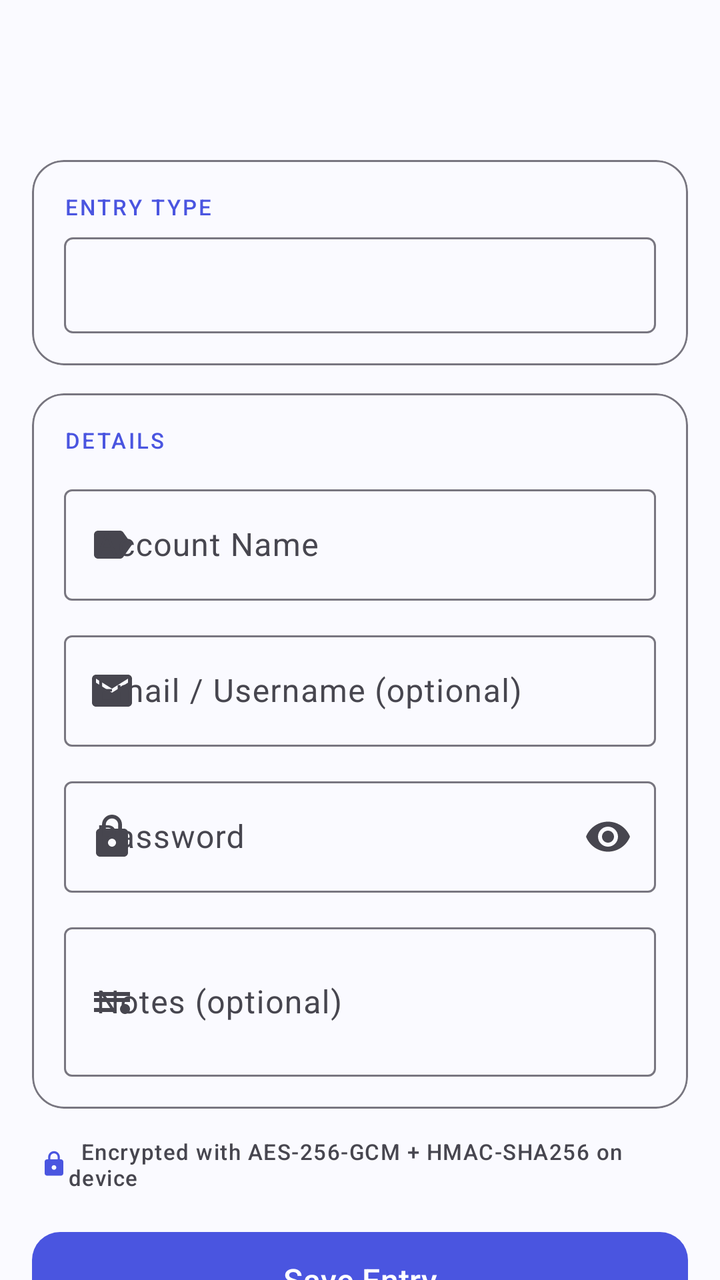
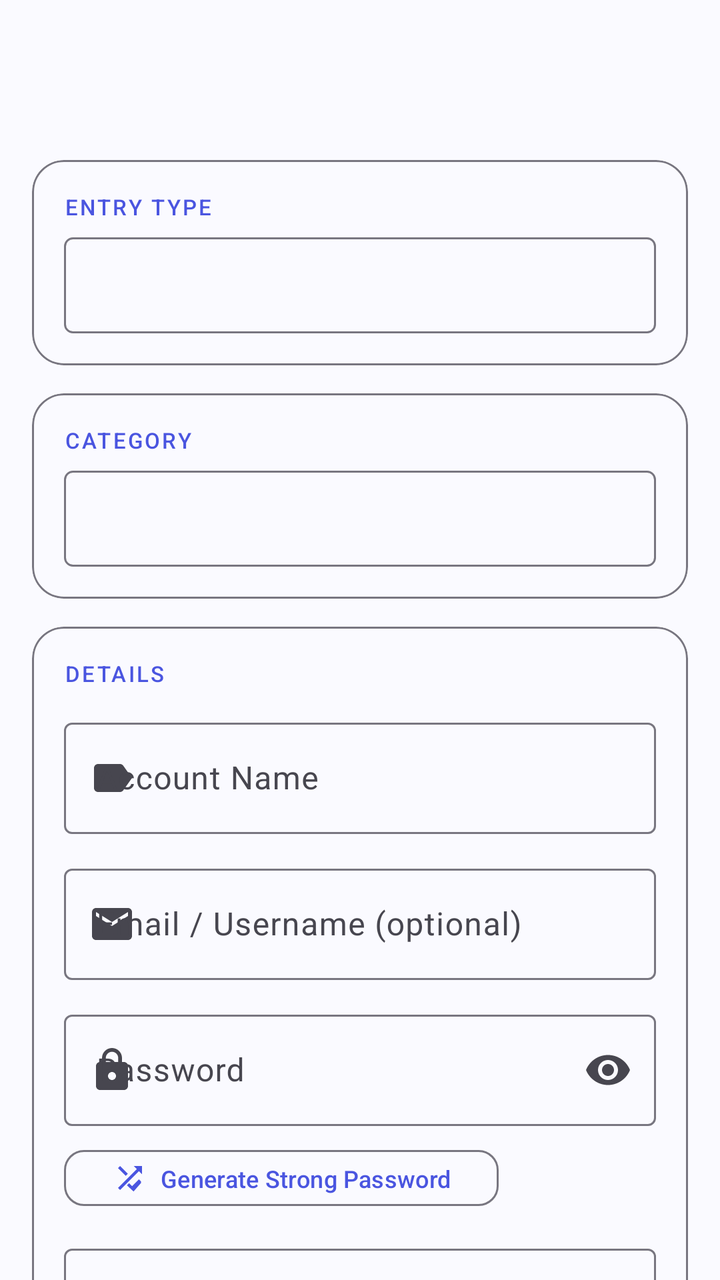

The first picture is an Android layout as it rendered before a commit; the second is the same layout after the commit. The layout source and the unified diff follow.
<!-- AndroidManifest.xml: application theme Theme.SecureVault -->
<!-- res/layout/activity_add_edit.xml -->
<?xml version="1.0" encoding="utf-8"?>
<androidx.coordinatorlayout.widget.CoordinatorLayout xmlns:android="http://schemas.android.com/apk/res/android"
    xmlns:app="http://schemas.android.com/apk/res-auto"
    android:layout_width="match_parent" android:layout_height="match_parent"
    android:background="?attr/colorSurface">

    <com.google.android.material.appbar.AppBarLayout android:layout_width="match_parent" android:layout_height="wrap_content">
        <com.google.android.material.appbar.MaterialToolbar android:id="@+id/toolbar"
            android:layout_width="match_parent" android:layout_height="?attr/actionBarSize"/>
    </com.google.android.material.appbar.AppBarLayout>

    <androidx.core.widget.NestedScrollView android:layout_width="match_parent" android:layout_height="match_parent"
        app:layout_behavior="@string/appbar_scrolling_view_behavior">
        <LinearLayout android:layout_width="match_parent" android:layout_height="wrap_content"
            android:orientation="vertical" android:paddingHorizontal="16dp"
            android:paddingTop="16dp" android:paddingBottom="32dp">

            
            <com.google.android.material.card.MaterialCardView android:layout_width="match_parent"
                android:layout_height="wrap_content" android:layout_marginBottom="14dp"
                app:cardCornerRadius="16dp" app:cardElevation="0dp"
                app:strokeWidth="1dp" app:strokeColor="?attr/colorOutline">
                <LinearLayout android:layout_width="match_parent" android:layout_height="wrap_content"
                    android:orientation="vertical" android:padding="16dp">
                    <TextView android:layout_width="wrap_content" android:layout_height="wrap_content"
                        android:text="ENTRY TYPE" android:textAppearance="@style/TextAppearance.Material3.LabelSmall"
                        android:textColor="?attr/colorPrimary" android:letterSpacing="0.1" android:layout_marginBottom="8dp"/>
                    <Spinner android:id="@+id/spinnerType" android:layout_width="match_parent"
                        android:layout_height="48dp" android:background="@drawable/bg_spinner"/>
                </LinearLayout>
            </com.google.android.material.card.MaterialCardView>

            
            <com.google.android.material.card.MaterialCardView android:layout_width="match_parent"
                android:layout_height="wrap_content" android:layout_marginBottom="14dp"
                app:cardCornerRadius="16dp" app:cardElevation="0dp"
                app:strokeWidth="1dp" app:strokeColor="?attr/colorOutline">
                <LinearLayout android:layout_width="match_parent" android:layout_height="wrap_content"
                    android:orientation="vertical" android:padding="16dp">

                    <TextView android:layout_width="wrap_content" android:layout_height="wrap_content"
                        android:text="DETAILS" android:textAppearance="@style/TextAppearance.Material3.LabelSmall"
                        android:textColor="?attr/colorPrimary" android:letterSpacing="0.1" android:layout_marginBottom="12dp"/>

                    <com.google.android.material.textfield.TextInputLayout android:id="@+id/tilName"
                        style="@style/Widget.Material3.TextInputLayout.OutlinedBox"
                        android:layout_width="match_parent" android:layout_height="wrap_content"
                        android:hint="Account Name" android:layout_marginBottom="12dp"
                        app:startIconDrawable="@drawable/ic_label">
                        <com.google.android.material.textfield.TextInputEditText android:id="@+id/etName"
                            android:layout_width="match_parent" android:layout_height="wrap_content"
                            android:inputType="text" android:imeOptions="actionNext"/>
                    </com.google.android.material.textfield.TextInputLayout>

                    <com.google.android.material.textfield.TextInputLayout android:id="@+id/tilEmailUsername"
                        style="@style/Widget.Material3.TextInputLayout.OutlinedBox"
                        android:layout_width="match_parent" android:layout_height="wrap_content"
                        android:hint="Email / Username (optional)" android:layout_marginBottom="12dp"
                        app:startIconDrawable="@drawable/ic_email">
                        <com.google.android.material.textfield.TextInputEditText android:id="@+id/etEmailUsername"
                            android:layout_width="match_parent" android:layout_height="wrap_content"
                            android:inputType="textEmailAddress" android:imeOptions="actionNext"/>
                    </com.google.android.material.textfield.TextInputLayout>

                    <com.google.android.material.textfield.TextInputLayout android:id="@+id/tilPassword"
                        style="@style/Widget.Material3.TextInputLayout.OutlinedBox"
                        android:layout_width="match_parent" android:layout_height="wrap_content"
                        android:hint="Password" android:layout_marginBottom="12dp"
                        app:startIconDrawable="@drawable/ic_lock" app:endIconMode="password_toggle">
                        <com.google.android.material.textfield.TextInputEditText android:id="@+id/etPassword"
                            android:importantForAutofill="no"
                            android:layout_width="match_parent" android:layout_height="wrap_content"
                            android:inputType="textPassword" android:imeOptions="actionNext"/>
                    </com.google.android.material.textfield.TextInputLayout>

                    <com.google.android.material.textfield.TextInputLayout android:id="@+id/tilToken"
                        style="@style/Widget.Material3.TextInputLayout.OutlinedBox"
                        android:layout_width="match_parent" android:layout_height="wrap_content"
                        android:hint="API Token / Secret Key" android:layout_marginBottom="12dp"
                        android:visibility="gone" app:startIconDrawable="@drawable/ic_key"
                        app:endIconMode="password_toggle">
                        <com.google.android.material.textfield.TextInputEditText android:id="@+id/etToken"
                            android:importantForAutofill="no"
                            android:layout_width="match_parent" android:layout_height="wrap_content"
                            android:inputType="textPassword" android:imeOptions="actionNext"/>
                    </com.google.android.material.textfield.TextInputLayout>

                    <com.google.android.material.textfield.TextInputLayout android:id="@+id/tilNotes"
                        style="@style/Widget.Material3.TextInputLayout.OutlinedBox"
                        android:layout_width="match_parent" android:layout_height="wrap_content"
                        android:hint="Notes (optional)" app:startIconDrawable="@drawable/ic_notes">
                        <com.google.android.material.textfield.TextInputEditText android:id="@+id/etNotes"
                            android:layout_width="match_parent" android:layout_height="wrap_content"
                            android:inputType="textMultiLine" android:minLines="2" android:maxLines="4"/>
                    </com.google.android.material.textfield.TextInputLayout>
                </LinearLayout>
            </com.google.android.material.card.MaterialCardView>

            
            <LinearLayout android:layout_width="match_parent" android:layout_height="wrap_content"
                android:orientation="horizontal" android:gravity="center_vertical"
                android:paddingHorizontal="4dp" android:layout_marginBottom="16dp">
                <ImageView android:layout_width="14dp" android:layout_height="14dp"
                    android:src="@drawable/ic_lock" android:tint="?attr/colorPrimary"/>
                <TextView android:layout_width="wrap_content" android:layout_height="wrap_content"
                    android:text="  Encrypted with AES-256-GCM + HMAC-SHA256 on device"
                    android:textAppearance="@style/TextAppearance.Material3.LabelSmall"
                    android:textColor="?attr/colorOnSurfaceVariant"/>
            </LinearLayout>

            <com.google.android.material.button.MaterialButton android:id="@+id/btnSave"
                android:layout_width="match_parent" android:layout_height="56dp"
                android:text="Save Entry" android:textSize="16sp" app:cornerRadius="14dp"/>

            <ProgressBar android:id="@+id/progressBar" android:layout_width="36dp"
                android:layout_height="36dp" android:layout_gravity="center"
                android:layout_marginTop="12dp" android:visibility="gone"/>
        </LinearLayout>
    </androidx.core.widget.NestedScrollView>
</androidx.coordinatorlayout.widget.CoordinatorLayout>
<!-- resources referenced by this layout -->
<resources>
  <!-- drawable bg_spinner (drawable) -->
  <?xml version="1.0" encoding="utf-8"?>
  <shape xmlns:android="http://schemas.android.com/apk/res/android"
      android:shape="rectangle">
      <stroke android:width="1dp" android:color="#787680" />
      <corners android:radius="4dp" />
      <padding android:left="12dp" android:top="4dp" android:right="12dp" android:bottom="4dp" />
  </shape>
  <!-- drawable ic_email (drawable) -->
  <vector xmlns:android="http://schemas.android.com/apk/res/android"
      android:width="24dp"
      android:height="24dp"
      android:viewportWidth="24"
      android:viewportHeight="24">
    <path android:fillColor="#000000"
          android:pathData="M20,4H4C2.9,4 2.01,4.9 2.01,6L2,18C2,19.1 2.9,20 4,20H20C21.1,20 22,19.1 22,18V6C22,4.9 21.1,4 20,4ZM20,8L12,13 4,8V6L12,11 20,6V8Z"/>
  </vector>
  <!-- drawable ic_key (drawable) -->
  <vector xmlns:android="http://schemas.android.com/apk/res/android"
      android:width="24dp"
      android:height="24dp"
      android:viewportWidth="24"
      android:viewportHeight="24">
    <path
        android:fillColor="#000000"
        android:pathData="M12.65,10C11.83,7.67 9.61,6 7,6c-3.31,0 -6,2.69 -6,6s2.69,6 6,6c2.61,0 4.83,-1.67 5.65,-4H17v4h4v-4h2v-4H12.65zM7,14c-1.1,0 -2,-0.9 -2,-2s0.9,-2 2,-2 2,0.9 2,2 -0.9,2 -2,2z"/>
  </vector>
  <!-- drawable ic_label (drawable) -->
  <vector xmlns:android="http://schemas.android.com/apk/res/android"
      android:width="24dp"
      android:height="24dp"
      android:viewportWidth="24"
      android:viewportHeight="24">
    <path android:fillColor="#000000"
          android:pathData="M17.63,5.84C17.27,5.33 16.67,5 16,5L5,5.01C3.9,5.01 3,5.9 3,7L3,17c0,1.1 0.9,1.99 2,1.99L16,19c0.67,0 1.27,-0.33 1.63,-0.84L22,12L17.63,5.84Z"/>
  </vector>
  <!-- drawable ic_notes (drawable) -->
  <vector xmlns:android="http://schemas.android.com/apk/res/android"
      android:width="24dp" android:height="24dp"
      android:viewportWidth="24" android:viewportHeight="24">
    <path android:fillColor="#000000"
          android:pathData="M21,15.5C21,16.88 19.88,18 18.5,18C17.12,18 16,16.88 16,15.5C16,14.12 17.12,13 18.5,13C19.88,13 21,14.12 21,15.5ZM3,17H14V15H3V17ZM21,10H3V12H21V10ZM3,7V9H21V7H3Z"/>
  </vector>
  <color name="md_primary">#4A55E0</color>
  <color name="md_on_primary">#FFFFFF</color>
  <color name="md_primary_container">#E1E1FF</color>
  <color name="md_on_primary_container">#00006E</color>
  <color name="md_surface">#FAFAFF</color>
  <color name="md_on_surface">#1B1B1F</color>
  <color name="md_surface_variant">#E4E1EC</color>
  <color name="md_on_surface_variant">#47464F</color>
  <color name="md_outline">#787680</color>
  <!-- unchanged entries left out for length: 2 -->
</resources>

<!-- the commit's change to res/layout/activity_add_edit.xml (unified diff, before → after) -->
@@ -37,6 +37,21 @@
                 app:strokeWidth="1dp" app:strokeColor="?attr/colorOutline">
                 <LinearLayout android:layout_width="match_parent" android:layout_height="wrap_content"
                     android:orientation="vertical" android:padding="16dp">
+                    <TextView android:layout_width="wrap_content" android:layout_height="wrap_content"
+                        android:text="CATEGORY" android:textAppearance="@style/TextAppearance.Material3.LabelSmall"
+                        android:textColor="?attr/colorPrimary" android:letterSpacing="0.1" android:layout_marginBottom="8dp"/>
+                    <Spinner android:id="@+id/spinnerCategory" android:layout_width="match_parent"
+                        android:layout_height="48dp" android:background="@drawable/bg_spinner"/>
+                </LinearLayout>
+            </com.google.android.material.card.MaterialCardView>
+
+            
+            <com.google.android.material.card.MaterialCardView android:layout_width="match_parent"
+                android:layout_height="wrap_content" android:layout_marginBottom="14dp"
+                app:cardCornerRadius="16dp" app:cardElevation="0dp"
+                app:strokeWidth="1dp" app:strokeColor="?attr/colorOutline">
+                <LinearLayout android:layout_width="match_parent" android:layout_height="wrap_content"
+                    android:orientation="vertical" android:padding="16dp">
 
                     <TextView android:layout_width="wrap_content" android:layout_height="wrap_content"
                         android:text="DETAILS" android:textAppearance="@style/TextAppearance.Material3.LabelSmall"
@@ -65,13 +80,26 @@
                     <com.google.android.material.textfield.TextInputLayout android:id="@+id/tilPassword"
                         style="@style/Widget.Material3.TextInputLayout.OutlinedBox"
                         android:layout_width="match_parent" android:layout_height="wrap_content"
-                        android:hint="Password" android:layout_marginBottom="12dp"
+                        android:hint="Password" android:layout_marginBottom="8dp"
                         app:startIconDrawable="@drawable/ic_lock" app:endIconMode="password_toggle">
                         <com.google.android.material.textfield.TextInputEditText android:id="@+id/etPassword"
                             android:importantForAutofill="no"
                             android:layout_width="match_parent" android:layout_height="wrap_content"
                             android:inputType="textPassword" android:imeOptions="actionNext"/>
                     </com.google.android.material.textfield.TextInputLayout>
+
+                    
+                    <com.google.android.material.button.MaterialButton android:id="@+id/btnGeneratePassword"
+                        style="@style/Widget.Material3.Button.OutlinedButton"
+                        android:layout_width="wrap_content"
+                        android:layout_height="36dp"
+                        android:text="Generate Strong Password"
+                        android:textSize="12sp"
+                        android:layout_marginBottom="12dp"
+                        app:cornerRadius="10dp"
+                        app:icon="@drawable/ic_shuffle"
+                        app:iconGravity="start"
+                        app:iconPadding="6dp"/>
 
                     <com.google.android.material.textfield.TextInputLayout android:id="@+id/tilToken"
                         style="@style/Widget.Material3.TextInputLayout.OutlinedBox"
@@ -88,11 +116,37 @@
                     <com.google.android.material.textfield.TextInputLayout android:id="@+id/tilNotes"
                         style="@style/Widget.Material3.TextInputLayout.OutlinedBox"
                         android:layout_width="match_parent" android:layout_height="wrap_content"
-                        android:hint="Notes (optional)" app:startIconDrawable="@drawable/ic_notes">
+                        android:hint="Notes (encrypted)" app:startIconDrawable="@drawable/ic_notes">
                         <com.google.android.material.textfield.TextInputEditText android:id="@+id/etNotes"
                             android:layout_width="match_parent" android:layout_height="wrap_content"
                             android:inputType="textMultiLine" android:minLines="2" android:maxLines="4"/>
                     </com.google.android.material.textfield.TextInputLayout>
+                </LinearLayout>
+            </com.google.android.material.card.MaterialCardView>
+
+            
+            <com.google.android.material.card.MaterialCardView android:layout_width="match_parent"
+                android:layout_height="wrap_content" android:layout_marginBottom="14dp"
+                app:cardCornerRadius="16dp" app:cardElevation="0dp"
+                app:strokeWidth="1dp" app:strokeColor="?attr/colorOutline">
+                <LinearLayout android:layout_width="match_parent" android:layout_height="wrap_content"
+                    android:orientation="horizontal" android:padding="16dp" android:gravity="center_vertical">
+                    <ImageView android:layout_width="24dp" android:layout_height="24dp"
+                        android:src="@drawable/ic_star" android:tint="?attr/colorOnSurfaceVariant"
+                        android:layout_marginEnd="12dp"/>
+                    <LinearLayout android:layout_width="0dp" android:layout_height="wrap_content"
+                        android:layout_weight="1" android:orientation="vertical">
+                        <TextView android:layout_width="wrap_content" android:layout_height="wrap_content"
+                            android:text="Mark as Favorite"
+                            android:textAppearance="@style/TextAppearance.Material3.BodyLarge"
+                            android:textColor="?attr/colorOnSurface"/>
+                        <TextView android:layout_width="wrap_content" android:layout_height="wrap_content"
+                            android:text="Pinned to the top of your vault"
+                            android:textAppearance="@style/TextAppearance.Material3.BodySmall"
+                            android:textColor="?attr/colorOnSurfaceVariant"/>
+                    </LinearLayout>
+                    <com.google.android.material.switchmaterial.SwitchMaterial android:id="@+id/switchFavorite"
+                        android:layout_width="wrap_content" android:layout_height="wrap_content"/>
                 </LinearLayout>
             </com.google.android.material.card.MaterialCardView>
 
@@ -103,7 +157,7 @@
                 <ImageView android:layout_width="14dp" android:layout_height="14dp"
                     android:src="@drawable/ic_lock" android:tint="?attr/colorPrimary"/>
                 <TextView android:layout_width="wrap_content" android:layout_height="wrap_content"
-                    android:text="  Encrypted with AES-256-GCM + HMAC-SHA256 on device"
+                    android:text="  Encrypted with AES-256-GCM on device"
                     android:textAppearance="@style/TextAppearance.Material3.LabelSmall"
                     android:textColor="?attr/colorOnSurfaceVariant"/>
             </LinearLayout>
<!-- resource entries referenced after the edit -->
@@ -43,6 +43,27 @@
     <path android:fillColor="#000000"
           android:pathData="M21,15.5C21,16.88 19.88,18 18.5,18C17.12,18 16,16.88 16,15.5C16,14.12 17.12,13 18.5,13C19.88,13 21,14.12 21,15.5ZM3,17H14V15H3V17ZM21,10H3V12H21V10ZM3,7V9H21V7H3Z"/>
   </vector>
+  <!-- drawable ic_shuffle (drawable) -->
+  <vector xmlns:android="http://schemas.android.com/apk/res/android"
+      android:width="24dp"
+      android:height="24dp"
+      android:viewportWidth="24"
+      android:viewportHeight="24"
+      android:tint="?attr/colorOnPrimary">
+      <path
+          android:fillColor="#FF000000"
+          android:pathData="M10.59,9.17L5.41,4 4,5.41l5.17,5.17 1.42,-1.41zM14.5,4l2.04,2.04L4,18.59 5.41,20 17.96,7.46 20,9.5V4h-5.5zM19.38,14.29l-1.41,-1.41 -4.59,4.59 -2,-2 -1.41,1.41L14.38,21l5,-5.71z"/>
+  </vector>
+  <!-- drawable ic_star (drawable) -->
+  <vector xmlns:android="http://schemas.android.com/apk/res/android"
+      android:width="24dp"
+      android:height="24dp"
+      android:viewportWidth="24"
+      android:viewportHeight="24">
+      <path
+          android:fillColor="#FFD700"
+          android:pathData="M12,17.27L18.18,21l-1.64,-7.03L22,9.24l-7.19,-0.61L12,2 9.19,8.63 2,9.24l5.46,4.73L5.82,21z"/>
+  </vector>
   <color name="md_primary">#4A55E0</color>
   <color name="md_on_primary">#FFFFFF</color>
   <color name="md_primary_container">#E1E1FF</color>
